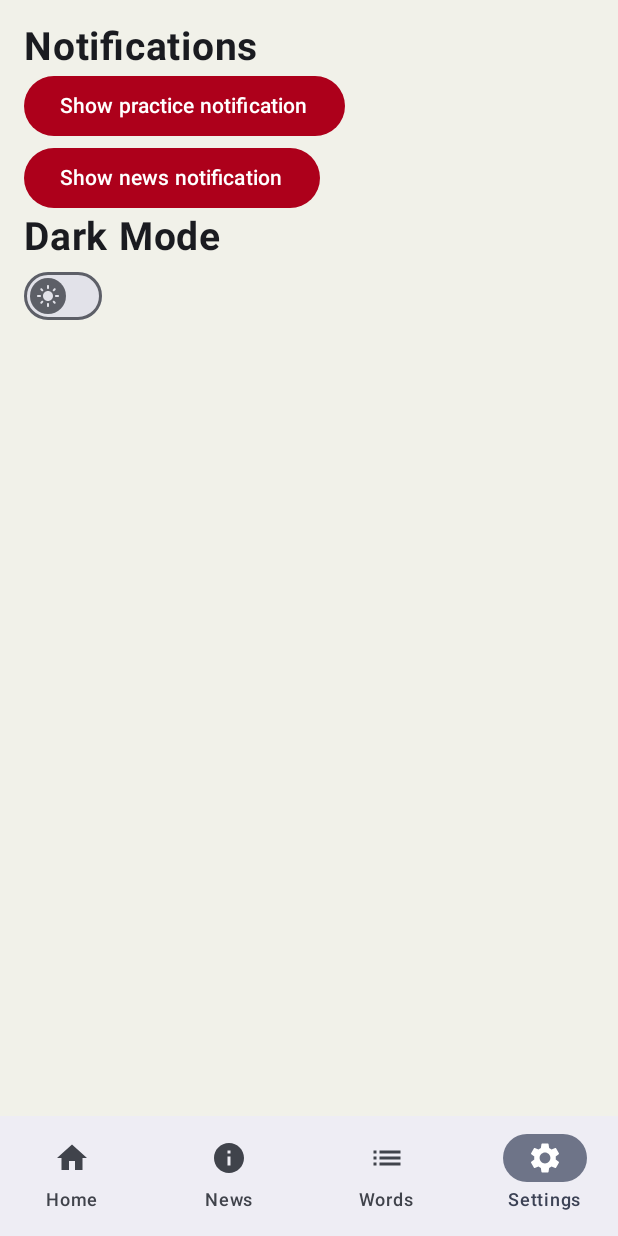
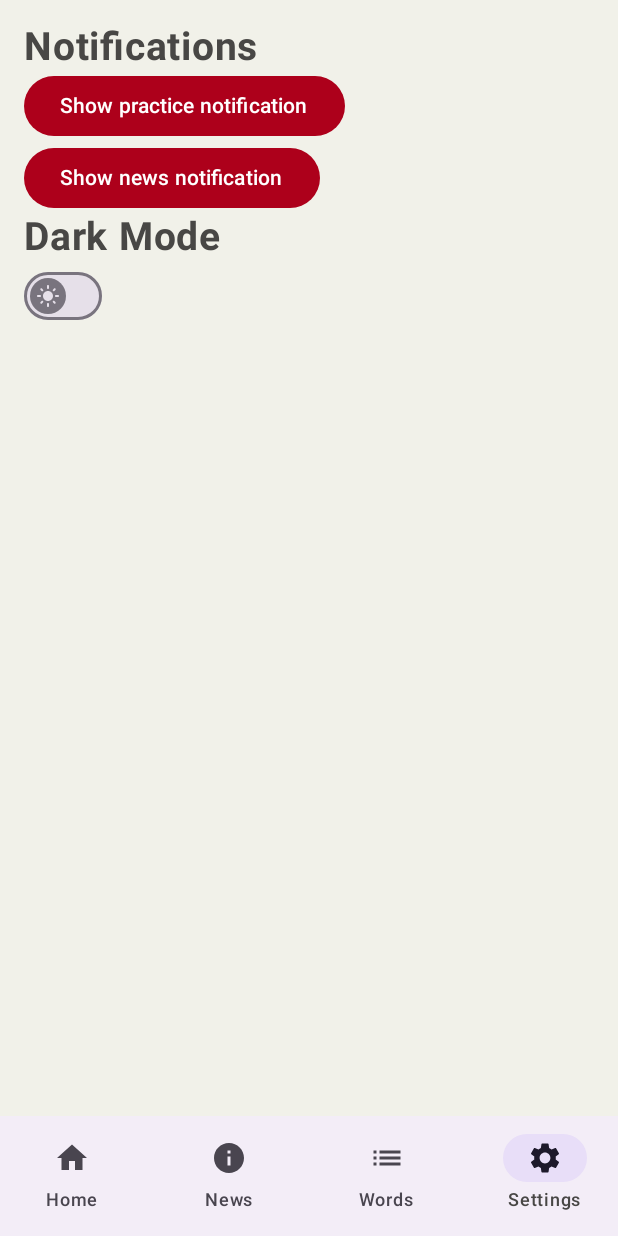
Before and after one commit to JeromeNL/DuoGerman, an Android app built with Jetpack Compose: the screen it shows after launch (MainActivity), item 4 of the bottom bar chosen, on a phone screen of 412 x 824 dp. Run offline under Robolectric (Android 15) with nearby library versions, the phone set to English and light mode, and no system bars.

Commit message:
Start of correct darkmode colors

```diff
--- a/app/src/main/java/nl/joramkwetters/duogerman/Screens/NewsScreen.kt
+++ b/app/src/main/java/nl/joramkwetters/duogerman/Screens/NewsScreen.kt
@@ -15,6 +15,7 @@ import androidx.compose.foundation.layout.size
 import androidx.compose.foundation.lazy.LazyColumn
 import androidx.compose.foundation.lazy.items
 import androidx.compose.foundation.shape.RoundedCornerShape
+import androidx.compose.material3.MaterialTheme
 import androidx.compose.material3.Text
 import androidx.compose.runtime.Composable
 import androidx.compose.runtime.LaunchedEffect
@@ -59,7 +60,7 @@ fun NewsScreen(newsViewModel: NewsViewModel = viewModel()) {
             newsViewModel.fetchNews()
         }
     ) {
-        LazyColumn(modifier = Modifier.background(CustomBackgroundLightGray)) {
+        LazyColumn(modifier = Modifier.background(MaterialTheme.colorScheme.surface)) {
             items(newsList) { newsItem ->
                 NewsItemView(newsItem)
             }
@@ -77,7 +78,7 @@ fun NewsItemView(newsItem: NewsItem) {
     Box(
         modifier = Modifier
             .padding(8.dp)
-            .background(CustomAlmostWhite, shape = RoundedCornerShape(6.dp))
+            .background(MaterialTheme.colorScheme.background, shape = RoundedCornerShape(6.dp))
             .padding(16.dp)
             .clip(RoundedCornerShape(6.dp))
             .clickable {
@@ -102,7 +103,7 @@ fun NewsItemView(newsItem: NewsItem) {
                 text = it,
                 fontSize = 18.sp,
                 textAlign = TextAlign.Left,
-                color = CustomTextRed,
+                color = MaterialTheme.colorScheme.tertiary,
                 modifier = Modifier
                     .padding(top = 4.dp, bottom = 2.dp)
             )
@@ -112,6 +113,7 @@ fun NewsItemView(newsItem: NewsItem) {
                 text = it,
                 fontSize = 22.sp,
                 textAlign = TextAlign.Left,
+                color = MaterialTheme.colorScheme.secondary,
                 modifier = Modifier
                     .padding(top = 2.dp, bottom = 2.dp)
             )
@@ -121,6 +123,7 @@ fun NewsItemView(newsItem: NewsItem) {
                 text = it,
                 fontSize = 14.sp,
                 textAlign = TextAlign.Left,
+                color = MaterialTheme.colorScheme.secondary,
                 modifier = Modifier
                     .padding(top = 4.dp, bottom = 4.dp)
             )
@@ -146,6 +149,7 @@ fun FormatDate(dateString: String) {
         text = formattedDate,
         fontSize = 10.sp,
         textAlign = TextAlign.Left,
+        color = MaterialTheme.colorScheme.primary,
         modifier = Modifier
             .padding(4.dp)
     )
--- a/app/src/main/java/nl/joramkwetters/duogerman/Screens/SettingsScreen.kt
+++ b/app/src/main/java/nl/joramkwetters/duogerman/Screens/SettingsScreen.kt
@@ -64,31 +64,33 @@ fun SettingsScreen(context: Context, dataStoreUtil: DataStoreUtil, themeViewMode
         }
     }
 
-    Column(modifier = Modifier.background(CustomBackgroundLightGray)) {
+    Column(modifier = Modifier.background(MaterialTheme.colorScheme.background)) {
         Row(
             modifier = Modifier
                 .fillMaxSize()
                 .padding(16.dp)
-
-
         ) {
             Column {
                 Text(
                     text = "Notifications",
                     modifier = Modifier,
                     fontSize = 26.sp,
-                    fontWeight = FontWeight.Bold
+                    fontWeight = FontWeight.Bold,
+                    color = MaterialTheme.colorScheme.secondary,
                 )
                 Button(
                     onClick = {
                         germanNotificationService.showPracticeNotification()
                     },
                     colors = ButtonDefaults.buttonColors(
-                        containerColor = CustomDefaultRed
+                        containerColor = MaterialTheme.colorScheme.onBackground
                     )
 
                 ){
-                    Text("Show practice notification")
+                    Text(
+                        text = "Show practice notification",
+                        color = MaterialTheme.colorScheme.surface
+                    )
                 }
 
                 Button(
@@ -96,16 +98,20 @@ fun SettingsScreen(context: Context, dataStoreUtil: DataStoreUtil, themeViewMode
                         germanNotificationService.showNewsNotification()
                     },
                     colors = ButtonDefaults.buttonColors(
-                        containerColor = CustomDefaultRed
+                        containerColor = MaterialTheme.colorScheme.onBackground
                     )
                 ){
-                    Text("Show news notification")
+                    Text(
+                        text = "Show news notification",
+                        color = MaterialTheme.colorScheme.surface
+                    )
                 }
                 Text(
                     text = "Dark Mode",
                     modifier = Modifier,
                     fontSize = 26.sp,
-                    fontWeight = FontWeight.Bold
+                    fontWeight = FontWeight.Bold,
+                    color = MaterialTheme.colorScheme.secondary,
                 )
                 DarkmodeSwitch(themeViewModel = themeViewModel, dataStoreUtil = dataStoreUtil)
 
--- a/app/src/main/java/nl/joramkwetters/duogerman/ui/theme/Color.kt
+++ b/app/src/main/java/nl/joramkwetters/duogerman/ui/theme/Color.kt
@@ -1,15 +1,6 @@
 package nl.joramkwetters.duogerman.ui.theme
 
 import androidx.compose.ui.graphics.Color
-
-val Purple80 = Color(0xFFD0BCFF)
-val PurpleGrey80 = Color(0xFFCCC2DC)
-val Pink80 = Color(0xFFEFB8C8)
-
-val Purple40 = Color(0xFF6650a4)
-val PurpleGrey40 = Color(0xFF625b71)
-val Pink40 = Color(0xFF7D5260)
-
 
 val CustomTextRed = Color(0xFFFC2C2F)
 val CustomDefaultRed = Color(0xFFAD001B)
@@ -17,3 +8,6 @@ val CustomTextLightGray = Color(0xFFA7A6A1)
 val CustomTextDarkGray = Color(0xFF484745)
 val CustomBackgroundLightGray = Color(0xFFF1F1E9)
 val CustomAlmostWhite = Color(0xFFFFFFFF)
+
+val CustomBackgroundLightGrayDarkMode = Color(0xFF1A1A1A)
+val CustomAlmostWhiteDarkMode = Color(0xFF2A2A2A)
--- a/app/src/main/java/nl/joramkwetters/duogerman/ui/theme/Theme.kt
+++ b/app/src/main/java/nl/joramkwetters/duogerman/ui/theme/Theme.kt
@@ -16,43 +16,30 @@ import androidx.compose.ui.platform.LocalContext
 import androidx.compose.ui.platform.LocalView
 import androidx.core.view.WindowCompat
 
-//private val DarkColorScheme = darkColorScheme(
-////    primary = CustomDefaultRed,
-//////    secondary = PurpleGrey80,
-//////    tertiary = Pink80,
-////    background = CustomBackgroundLightGray,
-////    surface = Color(0xFF121212),  // Aangepaste kleur voor donkere modus
-////    onPrimary = CustomTextLightGray,
-////    onSecondary = Color.White,
-////    onTertiary = Color.White,
-////    onBackground = CustomTextLightGray,
-////    onSurface = CustomTextDarkGray,
-//)
+private val DarkColorScheme = darkColorScheme(
+    primary = CustomTextLightGray,
+    secondary = CustomBackgroundLightGray,
+    tertiary = CustomTextRed,
+    background = CustomBackgroundLightGrayDarkMode,
+    surface = CustomAlmostWhiteDarkMode,  // Aangepaste kleur voor donkere modus
+    onPrimary = CustomTextLightGray,
+    onSecondary = Color.White,
+    onTertiary = Color.White,
+    onBackground = CustomTextLightGray,
+    onSurface = CustomTextDarkGray,
+)
 
 private val LightColorScheme = lightColorScheme(
-    primary = Color.Blue,
-    secondary = Color.Blue,
-    tertiary = Color.Blue,
-    background = Color.Blue,
-    surface = Color.Blue,
+    primary = CustomTextLightGray,
+    secondary = CustomTextDarkGray,
+    tertiary = CustomTextRed,
+    background = CustomBackgroundLightGray,
+    surface = CustomAlmostWhite,
     onPrimary = Color.Black,
     onSecondary = Color.White,
     onBackground = CustomDefaultRed,
     onSurface = CustomTextLightGray,
 )
-
-private val DarkColorScheme = darkColorScheme(
-    primary = CustomTextLightGray,
-    secondary = CustomTextDarkGray,
-    tertiary = CustomTextRed,
-    background = CustomAlmostWhite,
-    surface = CustomBackgroundLightGray,
-    onPrimary = Color.Black,
-    onSecondary = Color.White,
-    onBackground = CustomDefaultRed,
-    onSurface = CustomTextLightGray,
-)
-
 
 @Composable
 fun DuoGermanTheme(
@@ -62,10 +49,11 @@ fun DuoGermanTheme(
     content: @Composable () -> Unit
 ) {
     val colorScheme = when {
-        dynamicColor && Build.VERSION.SDK_INT >= Build.VERSION_CODES.S -> {
-            val context = LocalContext.current
-            if (darkTheme) dynamicDarkColorScheme(context) else dynamicLightColorScheme(context)
-        }
+//        dynamicColor && Build.VERSION.SDK_INT >= Build.VERSION_CODES.S -> {
+//            val context = LocalContext.current
+//            if (darkTheme) dynamicDarkColorScheme(context) else dynamicLightColorScheme(context)
+//        }
+
 
         darkTheme -> DarkColorScheme
         else -> LightColorScheme
```
